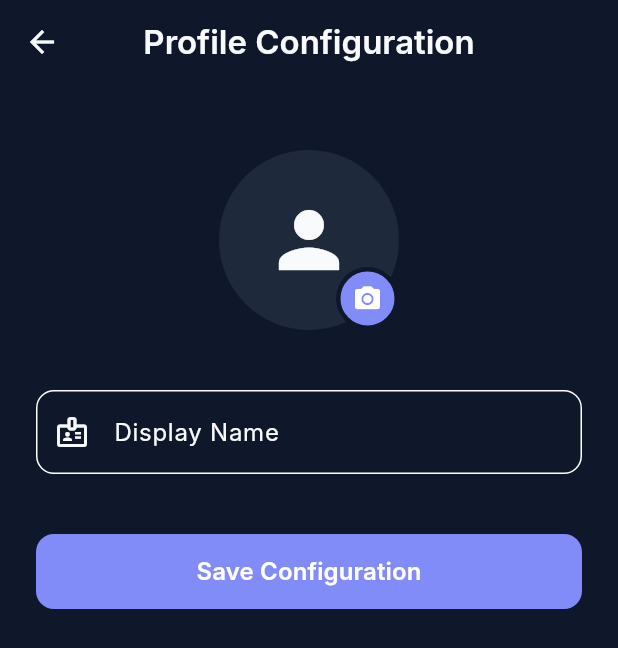
After one commit to mithil1610/neural-canvas, a Flutter app: the ProfileScreen screen opened directly, after a tap on the "person" icon, on a phone screen of 412 x 824 dp. The commit adds this screen. Shown: the top 648 px of the screen. Run offline on Flutter 3.47's test engine with Material 3 defaults, Android fonts, the phone set to English and light mode, and no system bars; our stand-ins replace cached_network_image, cloud_firestore, cloud_functions, file_picker, firebase_auth, firebase_core and 2 more; missing offline and left inert: receive_sharing_intent; accounts and stored records are empty; Roboto replaces fonts that are missing (Inter); statements that could not run were skipped.

Commit message:
Build Profile Configuration UI and Avatar storage bindings

```diff
--- /dev/null
+++ b/lib/ui/screens/profile_screen.dart
@@ -0,0 +1,242 @@
+import 'package:flutter/material.dart';
+import 'package:firebase_auth/firebase_auth.dart';
+import 'package:cloud_firestore/cloud_firestore.dart';
+import 'package:firebase_storage/firebase_storage.dart';
+import 'package:file_picker/file_picker.dart';
+import 'dart:io';
+import 'package:flutter/foundation.dart' show kIsWeb;
+import 'package:cached_network_image/cached_network_image.dart';
+
+class ProfileScreen extends StatefulWidget {
+  const ProfileScreen({super.key});
+
+  @override
+  State<ProfileScreen> createState() => _ProfileScreenState();
+}
+
+class _ProfileScreenState extends State<ProfileScreen> {
+  final TextEditingController _nameController = TextEditingController();
+  final User? _user = FirebaseAuth.instance.currentUser;
+  bool _isUploading = false;
+  bool _isSaving = false;
+
+  @override
+  void initState() {
+    super.initState();
+    _nameController.text = _user?.displayName ?? '';
+  }
+
+  @override
+  void dispose() {
+    _nameController.dispose();
+    super.dispose();
+  }
+
+  Future<void> _updateProfilePicture() async {
+    if (_user == null) return;
+
+    try {
+      final result = await FilePicker.pickFiles(
+        type: FileType.image,
+        allowMultiple: false,
+      );
+
+      if (result == null || result.files.isEmpty) return;
+
+      setState(() {
+        _isUploading = true;
+      });
+
+      final file = result.files.first;
+      final storageRef = FirebaseStorage.instance
+          .ref()
+          .child('users/${_user.uid}/profile_pic/avatar.jpg');
+
+      UploadTask uploadTask;
+      if (kIsWeb) {
+        uploadTask = storageRef.putData(file.bytes!);
+      } else {
+        uploadTask = storageRef.putFile(File(file.path!));
+      }
+
+      final snapshot = await uploadTask;
+      final newUrl = await snapshot.ref.getDownloadURL();
+
+      // Twin update action sequence
+      // First: Run FirebaseAuth.instance.currentUser!.updatePhotoURL(newUrl)
+      await _user.updatePhotoURL(newUrl);
+
+      // Second: Save to database profile document
+      await FirebaseFirestore.instance
+          .collection('users')
+          .doc(_user.uid)
+          .set({
+        'photoUrl': newUrl,
+        'displayName': _nameController.text,
+      }, SetOptions(merge: true));
+
+      // Force a reload of the user object so local UI reflects changes
+      await _user.reload();
+
+      if (mounted) {
+        ScaffoldMessenger.of(context).showSnackBar(
+          const SnackBar(content: Text('Profile picture synchronized successfully!')),
+        );
+      }
+    } catch (e) {
+      if (mounted) {
+        ScaffoldMessenger.of(context).showSnackBar(
+          SnackBar(content: Text('Failed to update picture: $e')),
+        );
+      }
+    } finally {
+      if (mounted) {
+        setState(() {
+          _isUploading = false;
+        });
+      }
+    }
+  }
+
+  Future<void> _saveProfile() async {
+    if (_user == null) return;
+
+    setState(() {
+      _isSaving = true;
+    });
+
+    try {
+      await _user.updateDisplayName(_nameController.text);
+
+      await FirebaseFirestore.instance
+          .collection('users')
+          .doc(_user.uid)
+          .set({
+        'displayName': _nameController.text,
+      }, SetOptions(merge: true));
+
+      await _user.reload();
+
+      if (mounted) {
+        ScaffoldMessenger.of(context).showSnackBar(
+          const SnackBar(content: Text('Profile metadata synchronized successfully!')),
+        );
+      }
+    } catch (e) {
+      if (mounted) {
+        ScaffoldMessenger.of(context).showSnackBar(
+          SnackBar(content: Text('Failed to update profile: $e')),
+        );
+      }
+    } finally {
+      if (mounted) {
+        setState(() {
+          _isSaving = false;
+        });
+      }
+    }
+  }
+
+  @override
+  Widget build(BuildContext context) {
+    return Scaffold(
+      appBar: AppBar(
+        title: const Text('Profile Configuration', style: TextStyle(fontWeight: FontWeight.w600)),
+        centerTitle: true,
+        backgroundColor: Colors.transparent,
+        elevation: 0,
+      ),
+      body: _user == null
+          ? const Center(child: Text("Please login to configure your profile."))
+          : SingleChildScrollView(
+              padding: const EdgeInsets.all(24.0),
+              child: Column(
+                crossAxisAlignment: CrossAxisAlignment.center,
+                children: [
+                  const SizedBox(height: 20),
+                  // Avatar Frame
+                  GestureDetector(
+                    onTap: _isUploading ? null : _updateProfilePicture,
+                    child: Stack(
+                      alignment: Alignment.center,
+                      children: [
+                        CircleAvatar(
+                          radius: 60,
+                          backgroundColor: Theme.of(context).colorScheme.surfaceContainerHighest,
+                          backgroundImage: _user.photoURL != null
+                              ? CachedNetworkImageProvider(_user.photoURL!)
+                              : null,
+                          child: _user.photoURL == null && !_isUploading
+                              ? Icon(Icons.person, size: 60, color: Theme.of(context).colorScheme.onSurfaceVariant)
+                              : null,
+                        ),
+                        if (_isUploading)
+                          Container(
+                            width: 120,
+                            height: 120,
+                            decoration: BoxDecoration(
+                              color: Colors.black.withValues(alpha: 0.5),
+                              shape: BoxShape.circle,
+                            ),
+                            child: const Center(
+                              child: CircularProgressIndicator(color: Colors.white),
+                            ),
+                          ),
+                        if (!_isUploading)
+                          Positioned(
+                            bottom: 0,
+                            right: 0,
+                            child: Container(
+                              padding: const EdgeInsets.all(8),
+                              decoration: BoxDecoration(
+                                color: Theme.of(context).colorScheme.primary,
+                                shape: BoxShape.circle,
+                                border: Border.all(color: Theme.of(context).scaffoldBackgroundColor, width: 3),
+                              ),
+                              child: Icon(
+                                Icons.camera_alt,
+                                size: 20,
+                                color: Theme.of(context).colorScheme.onPrimary,
+                              ),
+                            ),
+                          ),
+                      ],
+                    ),
+                  ),
+                  const SizedBox(height: 40),
+                  // Name Input
+                  TextField(
+                    controller: _nameController,
+                    decoration: InputDecoration(
+                      labelText: 'Display Name',
+                      border: OutlineInputBorder(
+                        borderRadius: BorderRadius.circular(12),
+                      ),
+                      prefixIcon: const Icon(Icons.badge_outlined),
+                    ),
+                  ),
+                  const SizedBox(height: 40),
+                  // Save Button
+                  SizedBox(
+                    width: double.infinity,
+                    height: 50,
+                    child: FilledButton(
+                      onPressed: _isSaving ? null : _saveProfile,
+                      style: FilledButton.styleFrom(
+                        shape: RoundedRectangleBorder(borderRadius: BorderRadius.circular(12)),
+                      ),
+                      child: _isSaving
+                          ? const SizedBox(
+                              width: 24,
+                              height: 24,
+                              child: CircularProgressIndicator(strokeWidth: 2, color: Colors.white),
+                            )
+                          : const Text('Save Configuration', style: TextStyle(fontSize: 16, fontWeight: FontWeight.w600)),
+                    ),
+                  ),
+                ],
+              ),
+            ),
+    );
+  }
+}
--- a/lib/ui/tabs/home_tab.dart
+++ b/lib/ui/tabs/home_tab.dart
@@ -1,5 +1,7 @@
 import 'package:flutter/material.dart';
-
+import 'package:firebase_auth/firebase_auth.dart';
+import 'package:cached_network_image/cached_network_image.dart';
+import 'package:neural_canvas/ui/screens/profile_screen.dart';
 
 // --- Data Models ---
 
@@ -138,6 +140,36 @@ class _HomeTabState extends State<HomeTab> with TickerProviderStateMixin {
                 style: TextStyle(fontWeight: FontWeight.w700, fontSize: 24, letterSpacing: -0.5),
               ),
               actions: [
+                GestureDetector(
+                  onTap: () {
+                    Navigator.push(
+                      context,
+                      MaterialPageRoute(builder: (context) => const ProfileScreen()),
+                    ).then((_) {
+                      // Trigger a rebuild in case the profile picture was changed
+                      if (mounted) setState(() {});
+                    });
+                  },
+                  child: Padding(
+                    padding: const EdgeInsets.only(right: 8.0),
+                    child: StreamBuilder<User?>(
+                      stream: FirebaseAuth.instance.userChanges(),
+                      builder: (context, snapshot) {
+                        final user = snapshot.data ?? FirebaseAuth.instance.currentUser;
+                        return CircleAvatar(
+                          radius: 16,
+                          backgroundColor: cs.surfaceContainerHighest,
+                          backgroundImage: user?.photoURL != null
+                              ? CachedNetworkImageProvider(user!.photoURL!)
+                              : null,
+                          child: user?.photoURL == null
+                              ? Icon(Icons.person, size: 20, color: cs.onSurfaceVariant)
+                              : null,
+                        );
+                      },
+                    ),
+                  ),
+                ),
                 IconButton(
                   icon: Stack(
                     children: [
```
